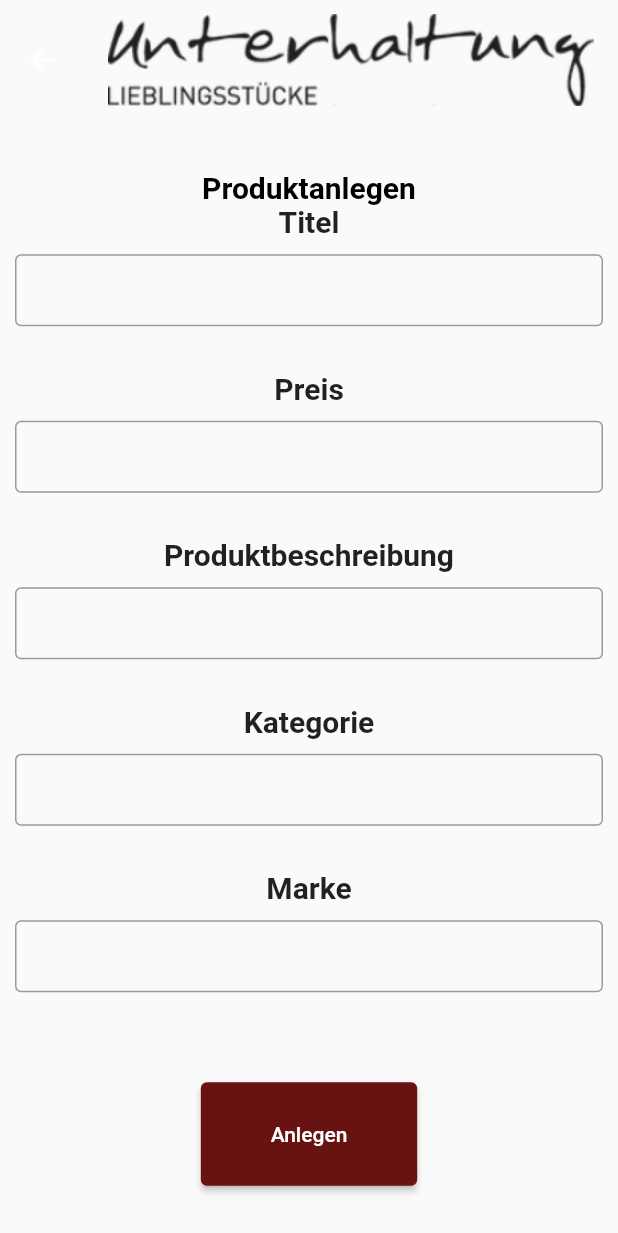
After one commit to 99Nexus/mobile_unterhaltungs_app, a Flutter app: the ProductAdding screen opened directly, on a phone screen of 412 x 824 dp. The commit adds this screen. Shown: the top 1233 px of the screen. Run offline on Flutter 3.47's test engine with Material 2 defaults, Android fonts, the phone set to English and light mode, and no system bars; our stand-ins replace cloud_firestore, firebase_auth, firebase_core, shared_preferences, table_calendar; accounts and stored records are empty; Roboto replaces fonts that are missing (Arial, Produktname).

Commit message:
NewsAdding.dart: Seite um News hinzuzufügen NewsList.dart: Navigation zum hinzufügen ProductAdding.dart: Seite um Produkte hinzuzufügen ProductList.dart: Navigation zum hinzufügen

```diff
--- /dev/null
+++ b/lib/Produktinformationen/ProductAdding.dart
@@ -0,0 +1,320 @@
+import 'package:cloud_firestore/cloud_firestore.dart';
+import 'package:flutter/material.dart';
+import 'package:flutter/cupertino.dart';
+import 'package:flutter/rendering.dart';
+import 'Product.dart';
+import 'ProductList.dart';
+import 'package:mobile_unterhaltungs_app/Controller/AuthController.dart';
+
+final usersCollection = FirebaseFirestore.instance
+    .collection('articles')
+    .withConverter(
+    fromFirestore: (snapshots, _) => Product.fromJson(snapshots.data()!),
+    toFirestore: (person, _) => person.toJson());
+
+final CollectionReference positionCollection = FirebaseFirestore.instance.collection('articles');
+
+class ProductAdding extends StatefulWidget {
+  @override
+  ProductAddingState createState() => ProductAddingState();
+}
+
+class ProductAddingState extends State<ProductAdding> {
+
+  final productnameController = TextEditingController();
+  final priceController = TextEditingController();
+  final descriptionController = TextEditingController();
+  final categoryController = TextEditingController();
+  final brandController = TextEditingController();
+
+  String errorTextProductname = ' ';
+  String errorTextPrice = ' ';
+  String errorTextDescription = ' ';
+  String errorTextCategory = ' ';
+  String errorTextBrand = ' ';
+
+  Product p = new Product("", 0, "", "", "");
+
+  bool inputValid = false;
+
+  AuthController authController = new AuthController();
+
+  @override
+  Widget build(BuildContext context) {
+
+    return Scaffold(
+      appBar: AppBar(
+        title: Image.asset(
+          'images/teaser-unterhaltung.png',
+        ),
+        centerTitle: true,
+        backgroundColor: Theme.of(context).scaffoldBackgroundColor,
+        shadowColor: Colors.transparent,
+        toolbarHeight: 80,
+      ),
+      body: Container(
+        child: Column(
+          mainAxisAlignment: MainAxisAlignment.center,
+          children: <Widget>[
+            Text(
+              "Produktanlegen",
+              style: TextStyle(color: Colors.black, fontWeight: FontWeight.bold, fontSize: 20),
+            ),
+            Container(
+              child: Text(
+                'Titel',
+                style: TextStyle(
+                  fontSize: 20,
+                  fontFamily: 'Produktname',
+                  fontWeight: FontWeight.bold,
+                ),
+              ),
+            ),
+
+            Container(
+              margin: EdgeInsets.all(10.0),
+              child: TextField (
+                controller: productnameController,
+                textAlign: TextAlign.center,
+                cursorColor: Color.fromARGB(255, 104, 18, 18),
+                maxLines: 1,
+                maxLength: 30,
+                style: TextStyle(
+                  fontSize: 20,
+                  fontFamily: 'Arial',
+                ),
+                decoration: InputDecoration(
+                  contentPadding: EdgeInsets.all(0.0),
+                  border: OutlineInputBorder(),
+                  counterText: errorTextProductname,
+                  counterStyle: TextStyle(
+                    fontSize: 10,
+                    fontFamily: 'Arial',
+                    fontWeight: FontWeight.bold,
+                    color: Colors.red,
+                  ),
+                  focusedBorder: OutlineInputBorder(
+                    borderSide: BorderSide(color: Colors.black),
+                  ),
+                ),
+              ),
+            ),
+            Container(
+              child: Text(
+                'Preis',
+                style: TextStyle(
+                  fontSize: 20,
+                  fontFamily: 'Arial',
+                  fontWeight: FontWeight.bold,
+                ),
+              ),
+            ),
+
+            Container(
+              margin: EdgeInsets.all(10.0),
+              child: TextField (
+                controller: priceController,
+                textAlign: TextAlign.center,
+                cursorColor: Color.fromARGB(255, 104, 18, 18),
+                maxLines: 1,
+                maxLength: 30,
+                style: TextStyle(
+                  fontSize: 20,
+                  fontFamily: 'Arial',
+                ),
+                decoration: InputDecoration(
+                  contentPadding: EdgeInsets.all(0.0),
+                  border: OutlineInputBorder(),
+                  counterText: errorTextPrice,
+                  counterStyle: TextStyle(
+                    fontSize: 10,
+                    fontFamily: 'Arial',
+                    fontWeight: FontWeight.bold,
+                    color: Colors.red,
+                  ),
+                  focusedBorder: OutlineInputBorder(
+                    borderSide: BorderSide(color: Colors.black),
+                  ),
+                ),
+              ),
+            ),
+            Container(
+              child: Text(
+                'Produktbeschreibung',
+                style: TextStyle(
+                  fontSize: 20,
+                  fontFamily: 'Arial',
+                  fontWeight: FontWeight.bold,
+                ),
+              ),
+            ),
+
+            Container(
+              margin: EdgeInsets.all(10.0),
+              child: TextField (
+                controller: descriptionController,
+                textAlign: TextAlign.center,
+                cursorColor: Color.fromARGB(255, 104, 18, 18),
+                maxLines: 1,
+                maxLength: 30,
+                style: TextStyle(
+                  fontSize: 20,
+                  fontFamily: 'Arial',
+                ),
+                decoration: InputDecoration(
+                  contentPadding: EdgeInsets.all(0.0),
+                  border: OutlineInputBorder(),
+                  counterText: errorTextDescription,
+                  counterStyle: TextStyle(
+                    fontSize: 10,
+                    fontFamily: 'Arial',
+                    fontWeight: FontWeight.bold,
+                    color: Colors.red,
+                  ),
+                  focusedBorder: OutlineInputBorder(
+                    borderSide: BorderSide(color: Colors.black),
+                  ),
+                ),
+              ),
+            ),
+            Container(
+              child: Text(
+                'Kategorie',
+                style: TextStyle(
+                  fontSize: 20,
+                  fontFamily: 'Arial',
+                  fontWeight: FontWeight.bold,
+                ),
+              ),
+            ),
+
+            Container(
+              margin: EdgeInsets.all(10.0),
+              child: TextField (
+                controller: categoryController,
+                textAlign: TextAlign.center,
+                cursorColor: Color.fromARGB(255, 104, 18, 18),
+                maxLines: 1,
+                maxLength: 30,
+                style: TextStyle(
+                  fontSize: 20,
+                  fontFamily: 'Arial',
+                ),
+                decoration: InputDecoration(
+                  contentPadding: EdgeInsets.all(0.0),
+                  border: OutlineInputBorder(),
+                  counterText: errorTextCategory,
+                  counterStyle: TextStyle(
+                    fontSize: 10,
+                    fontFamily: 'Arial',
+                    fontWeight: FontWeight.bold,
+                    color: Colors.red,
+                  ),
+                  focusedBorder: OutlineInputBorder(
+                    borderSide: BorderSide(color: Colors.black),
+                  ),
+                ),
+              ),
+            ),
+            Container(
+              child: Text(
+                'Marke',
+                style: TextStyle(
+                  fontSize: 20,
+                  fontFamily: 'Arial',
+                  fontWeight: FontWeight.bold,
+                ),
+              ),
+            ),
+
+            Container(
+              margin: EdgeInsets.all(10.0),
+              child: TextField (
+                controller: brandController,
+                textAlign: TextAlign.center,
+                cursorColor: Color.fromARGB(255, 104, 18, 18),
+                maxLines: 1,
+                maxLength: 30,
+                style: TextStyle(
+                  fontSize: 20,
+                  fontFamily: 'Arial',
+                ),
+                decoration: InputDecoration(
+                  contentPadding: EdgeInsets.all(0.0),
+                  border: OutlineInputBorder(),
+                  counterText: errorTextBrand,
+                  counterStyle: TextStyle(
+                    fontSize: 10,
+                    fontFamily: 'Arial',
+                    fontWeight: FontWeight.bold,
+                    color: Colors.red,
+                  ),
+                  focusedBorder: OutlineInputBorder(
+                    borderSide: BorderSide(color: Colors.black),
+                  ),
+                ),
+              ),
+            ),
+            Container(
+              width: MediaQuery.of(context).size.width * 0.35,
+              height: (MediaQuery.of(context).size.width*0.4)*0.6,
+              padding: EdgeInsets.only(top: 30),
+              child: ElevatedButton(
+                  style: ElevatedButton.styleFrom(
+                    primary: Color.fromARGB(255, 104, 18, 18),
+                  ),
+                  child: Text('Anlegen'),
+                  onPressed: () async {
+
+                    setState(() {
+
+                      p = new Product(productnameController.text, double.parse(priceController.text),
+                          descriptionController.text,
+                          categoryController.text,
+                          brandController.text);
+                      saveProductInCollection();
+                      //Navigator.push(context, MaterialPageRoute(builder: (_) => ProductList()));
+                      Navigator.pop(context);
+                    });
+                  }
+              ),
+            )
+          ],
+        ),
+      ),
+    );
+
+  }
+
+  void saveProductInCollection() {
+    // RollenID für Mitarbeiter/in als Standardwert
+    int productID = 0;
+
+    setState(() {
+
+      // Aktuellste BenutzerID holen
+          usersCollection
+              .get()
+              .then((snapshot) => {
+
+            // BenutzerID aktualisieren, falls bereits User vorhanden sind
+            // Sonst als erste ID "0" verwenden
+            // Hinweis: snapshot.size speichert die Länge der Collection
+            if(snapshot.size > 0)
+              productID = snapshot.size,
+
+            // Benutzer in Datenbank hinzufügen
+            // Hinweis: Funktion befindet sich in "then"-Abschnitt, da das Hinzufügen
+            // erst nach Ermittlung der PositionsID und der aktuellen BenutzerID
+            // ausgeführt werden soll
+            usersCollection.doc(productID.toString())
+                .set(Product(productnameController.text,
+                double.parse(priceController.text),
+                descriptionController.text,
+                categoryController.text,
+                brandController.text)),
+          });
+        });
+      }
+
+}
```
Also changed, not shown: lib/News/NewsAdding.dart (added, +200 -0 lines), lib/News/NewsList.dart (+17 -9 lines), lib/Produktinformationen/ProductList.dart (+9 -1 lines), pubspec.lock (deleted).
